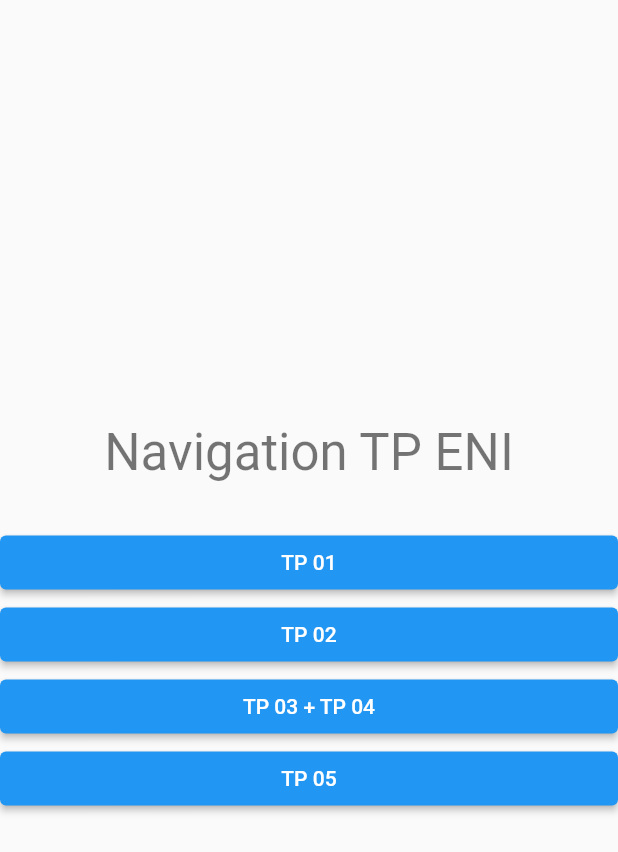
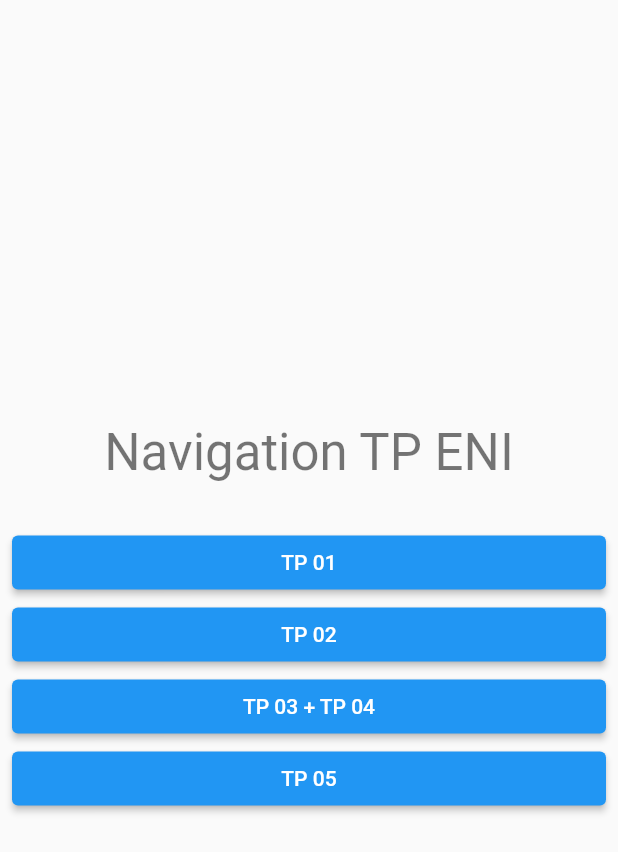
Before and after one commit to KodiakFR/TP_ENI_Flutter, a Flutter app: the screen it shows after launch, on a phone screen of 412 x 824 dp. Shown: the top 852 px of the screen. Run offline on Flutter 3.47's test engine with Material 2 defaults, Android fonts, the phone set to English and light mode, and no system bars; our stand-ins replace bloc, flutter_bloc, internet_connection_checker.

Commit message:
add a padding in the navigator page

```diff
--- a/lib/screens/navigator_page.dart
+++ b/lib/screens/navigator_page.dart
@@ -11,7 +11,9 @@ class NavigatorPage extends StatelessWidget {
   @override
   Widget build(BuildContext context) {
     return Scaffold(
-      body: Column(
+      body: Padding(
+        padding: const EdgeInsets.all(8.0),
+        child: Column(
           mainAxisSize: MainAxisSize.max,
           crossAxisAlignment: CrossAxisAlignment.stretch,
           mainAxisAlignment: MainAxisAlignment.center,
@@ -36,6 +38,7 @@ class NavigatorPage extends StatelessWidget {
                 child: const Text('TP 05'))
           ],
         ),
+      ),
     );
   }
 }
```
Also changed, not shown: lib/services/check_connection.dart (deleted). Lines whose indentation alone changed are shown as unchanged.
